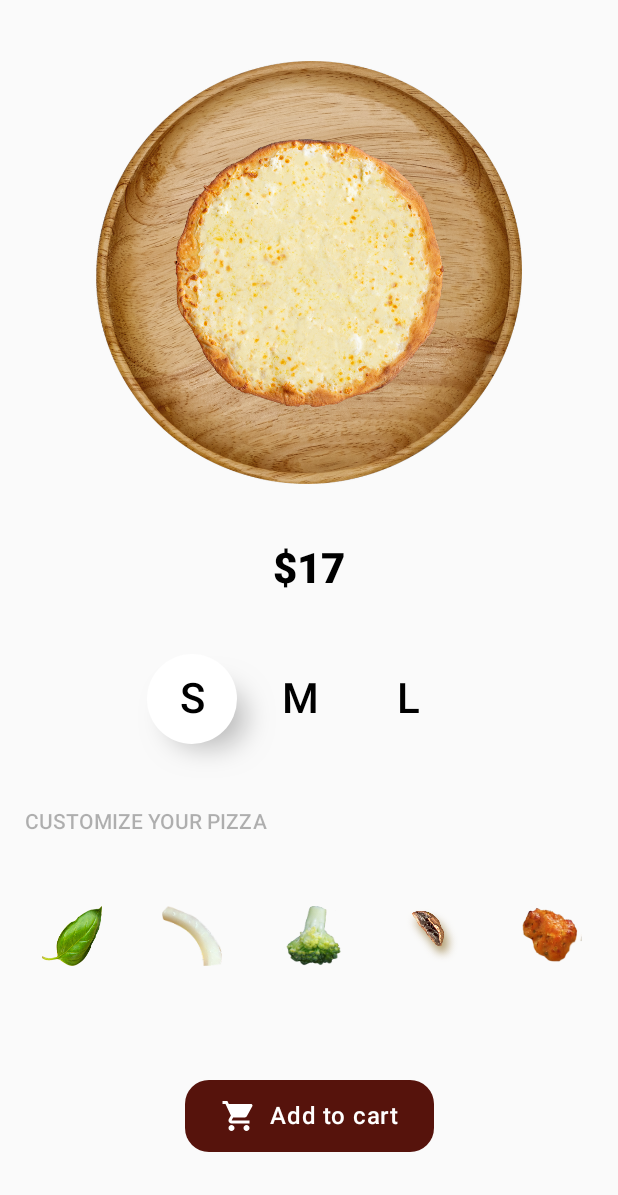
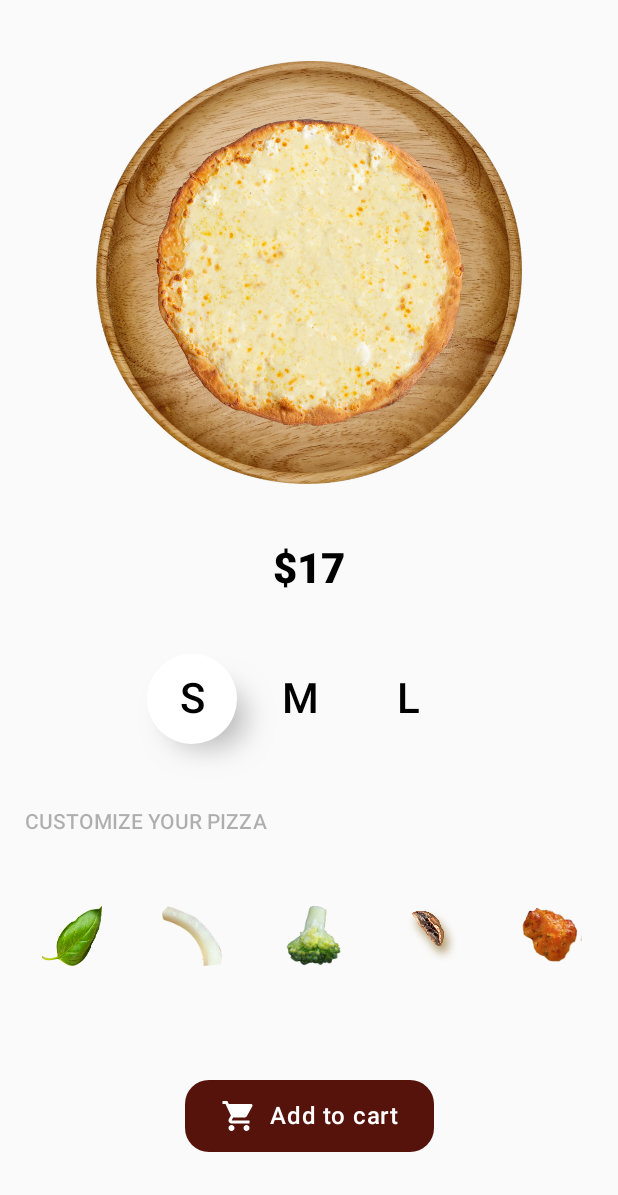
Before and after one commit to iZyadNasser/PizzaOven, an Android app built with Jetpack Compose: the screen it shows after launch (MainActivity), after a tap on an icon or button, on a phone screen of 412 x 824 dp, the part 41-1236 px from its top. Run offline under Robolectric (Android 15) with nearby library versions, the phone set to English and light mode, and no system bars.

Commit message:
fix responsiveness

```diff
--- a/app/src/main/java/com/thechance/pizzaoven/presentation/PizzaScreen.kt
+++ b/app/src/main/java/com/thechance/pizzaoven/presentation/PizzaScreen.kt
@@ -69,11 +69,11 @@ fun PizzaScreen(
     val pagerState = rememberPagerState { state.pizzaTypes.size }
     val scrollState = rememberScrollState()
 
-    val animatedPizzaSize by animateDpAsState(
+    val animatedPizzaSize by animateFloatAsState(
         targetValue = when (state.pizzaSize) {
-            PizzaSize.SMALL -> 180.dp
-            PizzaSize.MEDIUM -> 190.dp
-            PizzaSize.LARGE -> 200.dp
+            PizzaSize.SMALL -> 0.5f
+            PizzaSize.MEDIUM -> 0.54f
+            PizzaSize.LARGE -> 0.58f
         },
         animationSpec = tween(durationMillis = 300)
     )
@@ -150,20 +150,21 @@ fun PizzaScreen(
             HorizontalPager(
                 state = pagerState,
                 modifier = Modifier
-                    .fillMaxWidth()
+                    .fillMaxWidth(),
             ) { index ->
                 val imageRes = state.pizzaTypes[index].imageRes
 
                 Box(
                     modifier = Modifier
-                        .width(screenWidth),
+                        .fillMaxWidth(),
                     contentAlignment = Alignment.Center
                 ) {
                     Image(
                         painter = painterResource(id = imageRes),
                         contentDescription = null,
+                        contentScale = ContentScale.FillWidth,
                         modifier = Modifier
-                            .size(animatedPizzaSize)
+                            .fillMaxWidth(animatedPizzaSize)
                     )
 
                     for (ingredient in state.ingredients) {
```
